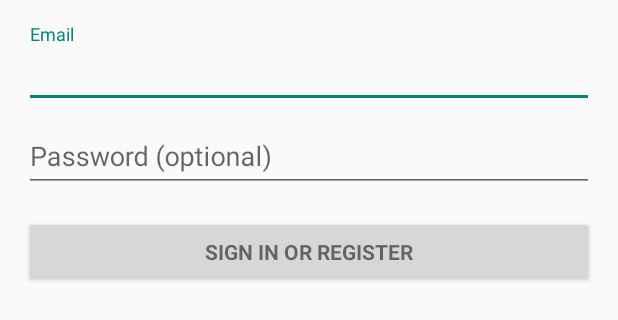
After one commit to saviorgp/myservice, an Android app: the layout activity_login.xml on its own in the app's theme, with its tools: preview values and no code run, on a phone screen of 412 x 824 dp. The commit adds this screen. Shown: the top 320 px of the screen. Run offline under Robolectric (Android 15) with nearby library versions, the phone set to English and light mode, and no system bars.

Commit message:
Cont. impl. login screen

```diff
--- a/MyService/app/build.gradle
+++ b/MyService/app/build.gradle
@@ -22,5 +22,6 @@ android {
 
 dependencies {
     compile fileTree(dir: 'libs', include: ['*.jar'])
-    compile 'com.android.support:appcompat-v7:22.2.0'
+    compile 'com.android.support:appcompat-v7:22.2.1'
+    compile 'com.android.support:design:22.2.1'
 }
--- /dev/null
+++ b/MyService/app/src/main/res/layout/activity_login.xml
@@ -0,0 +1,77 @@
+<LinearLayout xmlns:android="http://schemas.android.com/apk/res/android"
+              xmlns:tools="http://schemas.android.com/tools"
+              android:layout_width="match_parent"
+              android:layout_height="match_parent"
+              android:gravity="center_horizontal"
+              android:orientation="vertical"
+              android:paddingBottom="@dimen/activity_vertical_margin"
+              android:paddingLeft="@dimen/activity_horizontal_margin"
+              android:paddingRight="@dimen/activity_horizontal_margin"
+              android:paddingTop="@dimen/activity_vertical_margin"
+              tools:context="com.myservice.view.activity.LoginActivity">
+
+    <!-- Login progress -->
+    <ProgressBar
+        android:id="@+id/login_progress"
+        style="?android:attr/progressBarStyleLarge"
+        android:layout_width="wrap_content"
+        android:layout_height="wrap_content"
+        android:layout_marginBottom="8dp"
+        android:visibility="gone"/>
+
+    <ScrollView
+        android:id="@+id/login_form"
+        android:layout_width="match_parent"
+        android:layout_height="match_parent">
+
+        <LinearLayout
+            android:id="@+id/email_login_form"
+            android:layout_width="match_parent"
+            android:layout_height="wrap_content"
+            android:orientation="vertical">
+
+            <android.support.design.widget.TextInputLayout
+                android:layout_width="match_parent"
+                android:layout_height="wrap_content">
+
+                <AutoCompleteTextView
+                    android:id="@+id/email"
+                    android:layout_width="match_parent"
+                    android:layout_height="wrap_content"
+                    android:hint="@string/prompt_email"
+                    android:inputType="textEmailAddress"
+                    android:maxLines="1"
+                    android:singleLine="true"/>
+
+            </android.support.design.widget.TextInputLayout>
+
+            <android.support.design.widget.TextInputLayout
+                android:layout_width="match_parent"
+                android:layout_height="wrap_content">
+
+                <EditText
+                    android:id="@+id/password"
+                    android:layout_width="match_parent"
+                    android:layout_height="wrap_content"
+                    android:hint="@string/prompt_password"
+                    android:imeActionId="@+id/login"
+                    android:imeActionLabel="@string/action_sign_in_short"
+                    android:imeOptions="actionUnspecified"
+                    android:inputType="textPassword"
+                    android:maxLines="1"
+                    android:singleLine="true"/>
+
+            </android.support.design.widget.TextInputLayout>
+
+            <Button
+                android:id="@+id/email_sign_in_button"
+                style="?android:textAppearanceSmall"
+                android:layout_width="match_parent"
+                android:layout_height="wrap_content"
+                android:layout_marginTop="16dp"
+                android:text="@string/action_sign_in"
+                android:textStyle="bold"/>
+
+        </LinearLayout>
+    </ScrollView>
+</LinearLayout>
--- a/MyService/app/src/main/res/values/strings.xml
+++ b/MyService/app/src/main/res/values/strings.xml
@@ -7,4 +7,18 @@
     <string name="login_btn">Login</string>
     <string name="new_login_btn">Criar conta</string>
     <string name="forgot_btn">Esqueci minha senha</string>
+    <string name="title_activity_login">Sign in</string>
+
+    <!-- Strings related to login -->
+    <string name="prompt_email">Email</string>
+    <string name="prompt_password">Password (optional)</string>
+    <string name="action_sign_in">Sign in or register</string>
+    <string name="action_sign_in_short">Sign in</string>
+    <string name="error_invalid_email">This email address is invalid</string>
+    <string name="error_invalid_password">This password is too short</string>
+    <string name="error_incorrect_password">This password is incorrect</string>
+    <string name="error_field_required">This field is required</string>
+    <string name="permission_rationale">"Contacts permissions are needed for providing email
+        completions."
+    </string>
 </resources>
```
Also changed, not shown: MyService/app/src/main/AndroidManifest.xml (+9 -0 lines), MyService/app/src/main/java/com/myservice/view/activity/LoginActivity.java (added, +303 -0 lines), MyService/app/src/main/res/layout/activity_main.xml (+7 -30 lines), 1 other file.
